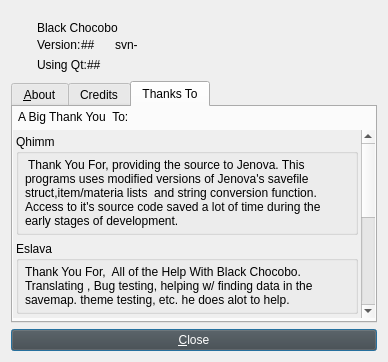
Qt form about.ui (sithlord48/blackchocobo) before a commit.
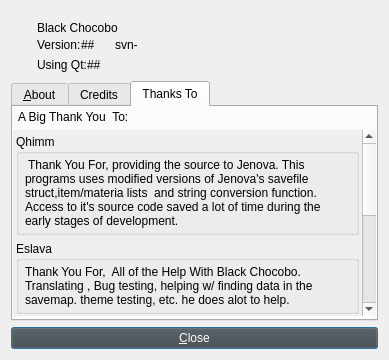
The same form after that commit. The open tabs and pages were chosen to show the change. Icons and pictures are not drawn.

Commit message: svnbuild is an int, and about.ui slightly wider to avoid scroll bar.

```diff
--- a/about.ui
+++ b/about.ui
@@ -9,8 +9,8 @@
    <rect>
     <x>0</x>
     <y>0</y>
-    <width>388</width>
-    <height>362</height>
+    <width>389</width>
+    <height>360</height>
    </rect>
   </property>
   <property name="sizePolicy">
@@ -1638,8 +1638,8 @@
            <rect>
             <x>0</x>
             <y>0</y>
-            <width>138</width>
-            <height>740</height>
+            <width>122</width>
+            <height>698</height>
            </rect>
           </property>
           <layout class="QVBoxLayout" name="verticalLayout_11">
```
Left out of the diff: 2 changed lines with no effect on the pictures. The commit also changes 1 other file.
